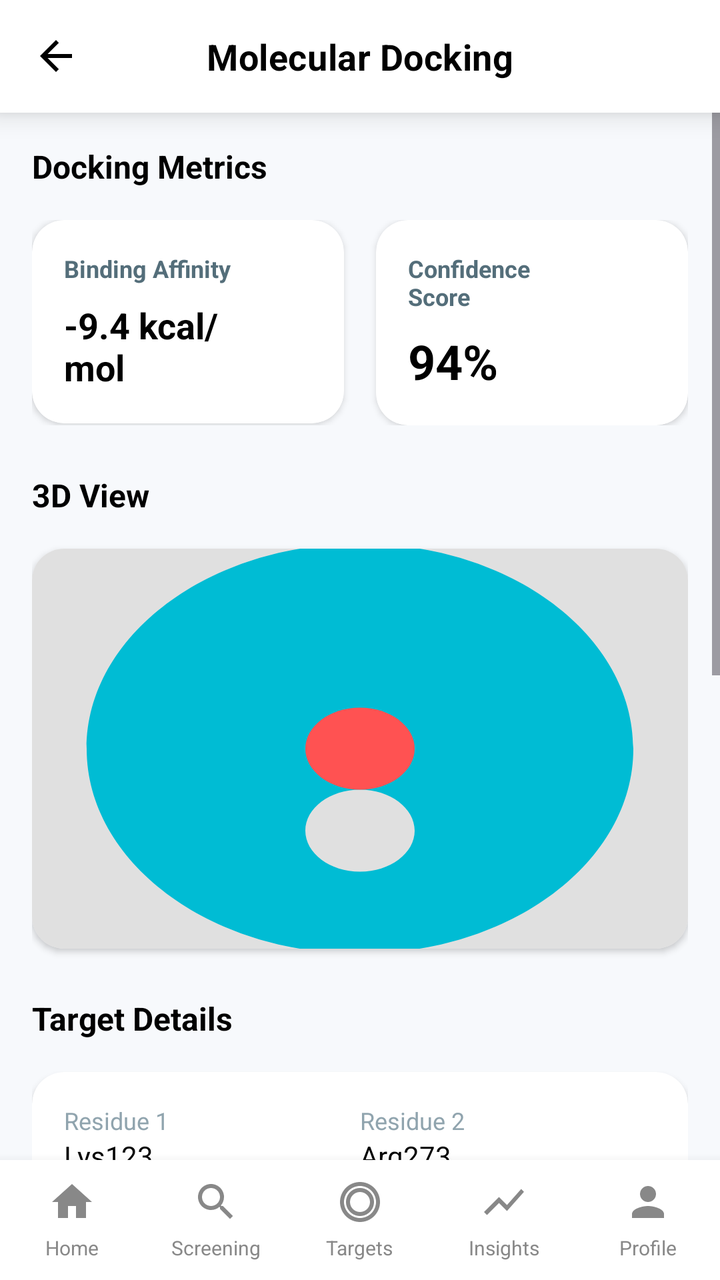
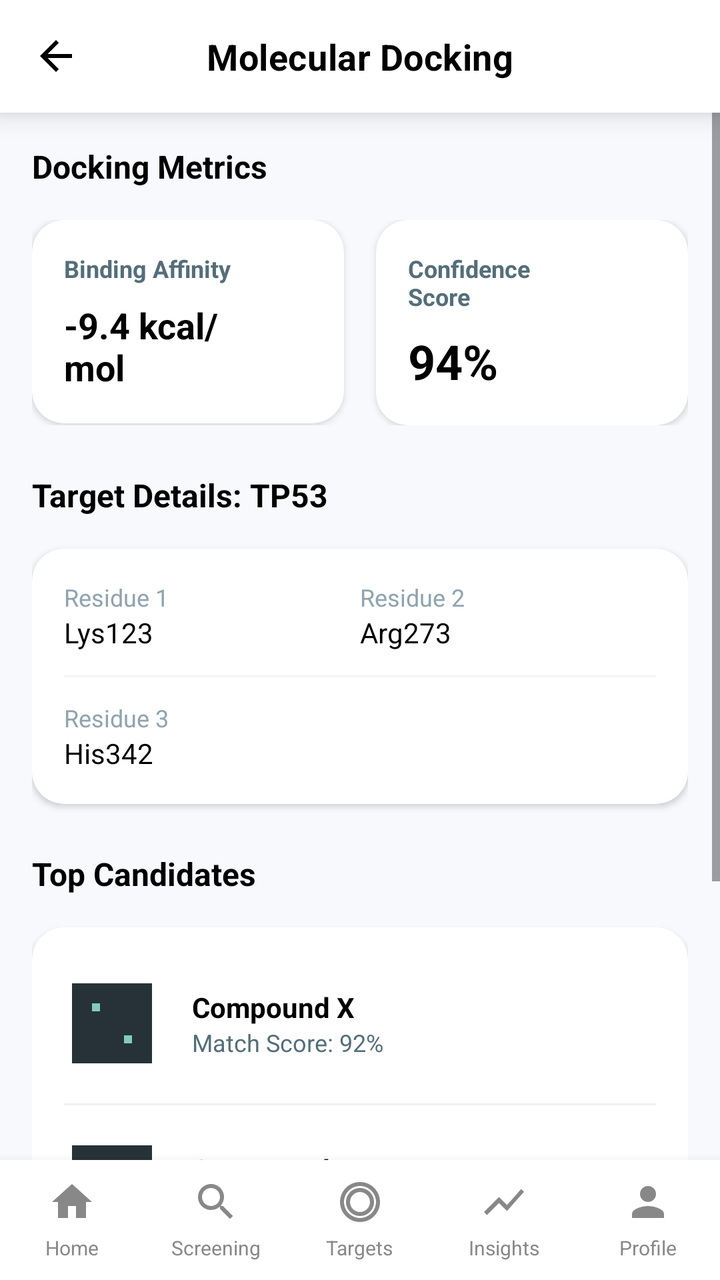

Two renders of the same Android screen: before a commit and after it. Below are the layout's source before the change and the commit's diff.
<!-- AndroidManifest.xml: application theme Theme.OvaDrugX -->
<!-- res/layout/activity_molecular_docking.xml -->
<?xml version="1.0" encoding="utf-8"?>
<androidx.constraintlayout.widget.ConstraintLayout xmlns:android="http://schemas.android.com/apk/res/android"
    xmlns:app="http://schemas.android.com/apk/res-auto"
    xmlns:tools="http://schemas.android.com/tools"
    android:layout_width="match_parent"
    android:layout_height="match_parent"
    android:background="@color/premium_light_bg"
    tools:context=".MolecularDockingActivity">

    
    <androidx.cardview.widget.CardView
        android:id="@+id/header"
        android:layout_width="match_parent"
        android:layout_height="wrap_content"
        app:cardBackgroundColor="@color/white"
        app:cardCornerRadius="0dp"
        app:cardElevation="8dp"
        app:layout_constraintTop_toTopOf="parent">

        <LinearLayout
            android:layout_width="match_parent"
            android:layout_height="wrap_content"
            android:orientation="horizontal"
            android:gravity="center_vertical"
            android:padding="16dp">

            <ImageView
                android:id="@+id/btn_back"
                android:layout_width="24dp"
                android:layout_height="24dp"
                android:src="@drawable/ic_arrow_back"
                app:tint="@color/black"
                android:clickable="true"
                android:focusable="true" 
                android:background="?attr/selectableItemBackgroundBorderless"/>

            <TextView
                android:layout_width="0dp"
                android:layout_height="wrap_content"
                android:layout_weight="1"
                android:text="Molecular Docking"
                android:textColor="@color/black"
                android:textSize="18sp"
                android:textStyle="bold"
                android:letterSpacing="0.01"
                android:gravity="center"
                android:layout_marginEnd="24dp"/>
        </LinearLayout>
    </androidx.cardview.widget.CardView>

    <ScrollView
        android:layout_width="match_parent"
        android:layout_height="0dp"
        app:layout_constraintBottom_toTopOf="@id/bottom_nav"
        app:layout_constraintTop_toBottomOf="@id/header">

        <LinearLayout
            android:layout_width="match_parent"
            android:layout_height="wrap_content"
            android:orientation="vertical"
            android:padding="16dp">

            <TextView
                android:layout_width="wrap_content"
                android:layout_height="wrap_content"
                android:text="Docking Metrics"
                android:textColor="@color/black"
                android:textSize="16sp"
                android:textStyle="bold" />

            
            <LinearLayout
                android:layout_width="match_parent"
                android:layout_height="wrap_content"
                android:layout_marginTop="16dp"
                android:orientation="horizontal">

                
                <androidx.cardview.widget.CardView
                    android:layout_width="0dp"
                    android:layout_height="wrap_content"
                    android:layout_weight="1"
                    android:layout_marginEnd="8dp"
                    app:cardCornerRadius="16dp"
                    app:cardElevation="2dp"
                    app:cardBackgroundColor="@color/white">

                    <LinearLayout
                        android:layout_width="match_parent"
                        android:layout_height="wrap_content"
                        android:orientation="vertical"
                        android:padding="16dp">

                        <TextView
                            android:layout_width="wrap_content"
                            android:layout_height="wrap_content"
                            android:text="Binding Affinity"
                            android:textColor="#546E7A"
                            android:textSize="12sp"
                            android:textStyle="bold"/>

                        <TextView
                            android:layout_width="wrap_content"
                            android:layout_height="wrap_content"
                            android:layout_marginTop="8dp"
                            android:text="-9.4 kcal/\nmol"
                            android:textColor="@color/black"
                            android:textSize="18sp"
                            android:textStyle="bold" />
                    </LinearLayout>
                </androidx.cardview.widget.CardView>

                
                <androidx.cardview.widget.CardView
                    android:layout_width="0dp"
                    android:layout_height="wrap_content"
                    android:layout_weight="1"
                    android:layout_marginStart="8dp"
                    app:cardCornerRadius="16dp"
                    app:cardElevation="2dp"
                    app:cardBackgroundColor="@color/white">

                    <LinearLayout
                        android:layout_width="match_parent"
                        android:layout_height="wrap_content"
                        android:orientation="vertical"
                        android:padding="16dp">

                        <TextView
                            android:layout_width="wrap_content"
                            android:layout_height="wrap_content"
                            android:text="Confidence\nScore"
                            android:textColor="#546E7A"
                            android:textSize="12sp"
                            android:textStyle="bold"/>

                        <TextView
                            android:layout_width="wrap_content"
                            android:layout_height="wrap_content"
                            android:layout_marginTop="8dp"
                            android:text="94%"
                            android:textColor="@color/black"
                            android:textSize="24sp"
                            android:textStyle="bold" />
                    </LinearLayout>
                </androidx.cardview.widget.CardView>
            </LinearLayout>

            <TextView
                android:layout_width="wrap_content"
                android:layout_height="wrap_content"
                android:layout_marginTop="24dp"
                android:text="3D View"
                android:textColor="@color/black"
                android:textSize="16sp"
                android:textStyle="bold" />

            
            <androidx.cardview.widget.CardView
                android:layout_width="match_parent"
                android:layout_height="wrap_content"
                android:layout_marginTop="16dp"
                app:cardCornerRadius="16dp"
                app:cardElevation="2dp"
                app:cardBackgroundColor="@color/white">
                
                <ImageView
                    android:layout_width="match_parent"
                    android:layout_height="200dp"
                    android:scaleType="centerCrop"
                    android:src="@drawable/img_protein_structure"
                    android:background="#E0E0E0"/>
            </androidx.cardview.widget.CardView>

            <TextView
                android:layout_width="wrap_content"
                android:layout_height="wrap_content"
                android:layout_marginTop="24dp"
                android:text="Target Details"
                android:textColor="@color/black"
                android:textSize="16sp"
                android:textStyle="bold" />
            
            <androidx.cardview.widget.CardView
                android:layout_width="match_parent"
                android:layout_height="wrap_content"
                android:layout_marginTop="16dp"
                app:cardCornerRadius="16dp"
                app:cardElevation="2dp"
                app:cardBackgroundColor="@color/white">

                <LinearLayout
                    android:layout_width="match_parent"
                    android:layout_height="wrap_content"
                    android:orientation="vertical"
                    android:padding="16dp">

                    <LinearLayout
                        android:layout_width="match_parent"
                        android:layout_height="wrap_content"
                        android:orientation="horizontal">
                        
                        <LinearLayout
                            android:layout_width="0dp"
                            android:layout_weight="1"
                            android:layout_height="wrap_content"
                            android:orientation="vertical">
                            <TextView
                                android:layout_width="wrap_content"
                                android:layout_height="wrap_content"
                                android:text="Residue 1"
                                android:textColor="#90A4AE"
                                android:textSize="12sp"/>
                             <TextView
                                android:layout_width="wrap_content"
                                android:layout_height="wrap_content"
                                android:text="Lys123"
                                android:textColor="@color/black"
                                android:textSize="14sp"/>
                        </LinearLayout>

                        <LinearLayout
                            android:layout_width="0dp"
                            android:layout_weight="1"
                            android:layout_height="wrap_content"
                            android:orientation="vertical">
                            <TextView
                                android:layout_width="wrap_content"
                                android:layout_height="wrap_content"
                                android:text="Residue 2"
                                android:textColor="#90A4AE"
                                android:textSize="12sp"/>
                             <TextView
                                android:layout_width="wrap_content"
                                android:layout_height="wrap_content"
                                android:text="Arg273"
                                android:textColor="@color/black"
                                android:textSize="14sp"/>
                        </LinearLayout>
                    </LinearLayout>
                    
                    <View
                        android:layout_width="match_parent"
                        android:layout_height="1dp"
                        android:layout_marginVertical="12dp"
                        android:background="#F5F5F5"/>

                     <LinearLayout
                        android:layout_width="match_parent"
                        android:layout_height="wrap_content"
                        android:orientation="horizontal">
                        
                        <LinearLayout
                            android:layout_width="0dp"
                            android:layout_weight="1"
                            android:layout_height="wrap_content"
                            android:orientation="vertical">
                            <TextView
                                android:layout_width="wrap_content"
                                android:layout_height="wrap_content"
                                android:text="Residue 3"
                                android:textColor="#90A4AE"
                                android:textSize="12sp"/>
                             <TextView
                                android:layout_width="wrap_content"
                                android:layout_height="wrap_content"
                                android:text="His342"
                                android:textColor="@color/black"
                                android:textSize="14sp"/>
                        </LinearLayout>
                    </LinearLayout>
                </LinearLayout>
            </androidx.cardview.widget.CardView>

            <TextView
                android:layout_width="wrap_content"
                android:layout_height="wrap_content"
                android:layout_marginTop="24dp"
                android:text="Top Candidates"
                android:textColor="@color/black"
                android:textSize="16sp"
                android:textStyle="bold" />

            
             <androidx.cardview.widget.CardView
                android:layout_width="match_parent"
                android:layout_height="wrap_content"
                android:layout_marginTop="16dp"
                android:layout_marginBottom="32dp"
                app:cardCornerRadius="16dp"
                app:cardElevation="2dp"
                app:cardBackgroundColor="@color/white">

                <LinearLayout
                    android:layout_width="match_parent"
                    android:layout_height="wrap_content"
                    android:orientation="vertical"
                    android:padding="16dp">

                    
                    <LinearLayout
                        android:id="@+id/card_candidate_1"
                        android:layout_width="match_parent"
                        android:layout_height="wrap_content"
                        android:orientation="horizontal"
                        android:gravity="center_vertical"
                        android:paddingVertical="8dp">
                        
                        <ImageView
                            android:layout_width="48dp"
                            android:layout_height="48dp"
                            android:src="@drawable/img_compound_dark_x"
                            app:shapeAppearanceOverlay="@style/ShapeAppearanceOverlay.App.CornerSize10Percent"/>
                        
                        <LinearLayout
                            android:layout_width="match_parent"
                            android:layout_height="wrap_content"
                            android:layout_marginStart="16dp"
                            android:orientation="vertical">
                            <TextView
                                android:layout_width="wrap_content"
                                android:layout_height="wrap_content"
                                android:text="Compound X"
                                android:textColor="@color/black"
                                android:textStyle="bold"
                                android:textSize="14sp"/>
                             <TextView
                                android:layout_width="wrap_content"
                                android:layout_height="wrap_content"
                                android:text="Candidate 1"
                                android:textColor="#546E7A"
                                android:textSize="12sp"/>
                        </LinearLayout>
                    </LinearLayout>
                    
                    <View android:layout_width="match_parent" android:layout_height="1dp" android:background="#F0F0F0" android:layout_marginVertical="8dp"/>

                    
                    <LinearLayout
                        android:id="@+id/card_candidate_2"
                        android:layout_width="match_parent"
                        android:layout_height="wrap_content"
                        android:orientation="horizontal"
                        android:gravity="center_vertical"
                        android:paddingVertical="8dp">
                        
                        <ImageView
                            android:layout_width="48dp"
                            android:layout_height="48dp"
                            android:src="@drawable/img_compound_dark_y"
                            app:shapeAppearanceOverlay="@style/ShapeAppearanceOverlay.App.CornerSize10Percent"/>
                        
                        <LinearLayout
                            android:layout_width="match_parent"
                            android:layout_height="wrap_content"
                            android:layout_marginStart="16dp"
                            android:orientation="vertical">
                            <TextView
                                android:layout_width="wrap_content"
                                android:layout_height="wrap_content"
                                android:text="Compound Y"
                                android:textColor="@color/black"
                                android:textStyle="bold"
                                android:textSize="14sp"/>
                             <TextView
                                android:layout_width="wrap_content"
                                android:layout_height="wrap_content"
                                android:text="Candidate 2"
                                android:textColor="#546E7A"
                                android:textSize="12sp"/>
                        </LinearLayout>
                    </LinearLayout>
                    
                    <View android:layout_width="match_parent" android:layout_height="1dp" android:background="#F0F0F0" android:layout_marginVertical="8dp"/>

                    
                    <LinearLayout
                        android:id="@+id/card_candidate_3"
                        android:layout_width="match_parent"
                        android:layout_height="wrap_content"
                        android:orientation="horizontal"
                        android:gravity="center_vertical"
                        android:paddingVertical="8dp">
                        
                        <ImageView
                            android:layout_width="48dp"
                            android:layout_height="48dp"
                            android:src="@drawable/img_compound_dark_z"
                            app:shapeAppearanceOverlay="@style/ShapeAppearanceOverlay.App.CornerSize10Percent"/>
                        
                        <LinearLayout
                            android:layout_width="match_parent"
                            android:layout_height="wrap_content"
                            android:layout_marginStart="16dp"
                            android:orientation="vertical">
                            <TextView
                                android:layout_width="wrap_content"
                                android:layout_height="wrap_content"
                                android:text="Compound Z"
                                android:textColor="@color/black"
                                android:textStyle="bold"
                                android:textSize="14sp"/>
                             <TextView
                                android:layout_width="wrap_content"
                                android:layout_height="wrap_content"
                                android:text="Candidate 3"
                                android:textColor="#546E7A"
                                android:textSize="12sp"/>
                        </LinearLayout>
                    </LinearLayout>

                </LinearLayout>
            </androidx.cardview.widget.CardView>

        </LinearLayout>
    </ScrollView>

    
    <LinearLayout
        android:id="@+id/bottom_nav"
        android:layout_width="match_parent"
        android:layout_height="60dp"
        android:background="#FFFFFF"
        android:elevation="8dp"
        android:gravity="center_vertical"
        android:orientation="horizontal"
        app:layout_constraintBottom_toBottomOf="parent">

        <LinearLayout
            android:id="@+id/nav_home"
            android:layout_width="0dp"
            android:layout_height="wrap_content"
            android:layout_weight="1"
            android:gravity="center"
            android:orientation="vertical"
            android:clickable="true"
            android:focusable="true">

            <ImageView
                android:layout_width="24dp"
                android:layout_height="24dp"
                android:src="@drawable/ic_home"
                app:tint="@color/text_secondary" />

            <TextView
                android:layout_width="wrap_content"
                android:layout_height="wrap_content"
                android:layout_marginTop="4dp"
                android:text="Home"
                android:textColor="@color/text_secondary"
                android:textSize="10sp" />
        </LinearLayout>

        <LinearLayout
            android:id="@+id/nav_screening"
            android:layout_width="0dp"
            android:layout_height="wrap_content"
            android:layout_weight="1"
            android:gravity="center"
            android:orientation="vertical"
            android:clickable="true"
            android:focusable="true">

            <ImageView
                android:layout_width="24dp"
                android:layout_height="24dp"
                android:src="@drawable/ic_search"
                app:tint="@color/text_secondary" />

            <TextView
                android:layout_width="wrap_content"
                android:layout_height="wrap_content"
                android:layout_marginTop="4dp"
                android:text="Screening"
                android:textColor="@color/text_secondary"
                android:textSize="10sp" />
        </LinearLayout>

        <LinearLayout
            android:id="@+id/nav_targets"
            android:layout_width="0dp"
            android:layout_height="wrap_content"
            android:layout_weight="1"
            android:gravity="center"
            android:orientation="vertical"
            android:clickable="true"
            android:focusable="true">

            <ImageView
                android:layout_width="24dp"
                android:layout_height="24dp"
                android:src="@drawable/ic_target"
                app:tint="@color/text_secondary" />

            <TextView
                android:layout_width="wrap_content"
                android:layout_height="wrap_content"
                android:layout_marginTop="4dp"
                android:text="Targets"
                android:textColor="@color/text_secondary"
                android:textSize="10sp" />
        </LinearLayout>

        <LinearLayout
            android:id="@+id/nav_insights"
            android:layout_width="0dp"
            android:layout_height="wrap_content"
            android:layout_weight="1"
            android:gravity="center"
            android:orientation="vertical"
            android:clickable="true"
            android:focusable="true">

            <ImageView
                android:layout_width="24dp"
                android:layout_height="24dp"
                android:src="@drawable/ic_insights"
                app:tint="@color/text_secondary" />

            <TextView
                android:layout_width="wrap_content"
                android:layout_height="wrap_content"
                android:layout_marginTop="4dp"
                android:text="Insights"
                android:textColor="@color/text_secondary"
                android:textSize="10sp" />
        </LinearLayout>

        <LinearLayout
            android:id="@+id/nav_profile"
            android:layout_width="0dp"
            android:layout_height="wrap_content"
            android:layout_weight="1"
            android:gravity="center"
            android:orientation="vertical"
            android:clickable="true"
            android:focusable="true">

            <ImageView
                android:layout_width="24dp"
                android:layout_height="24dp"
                android:src="@drawable/ic_profile"
                app:tint="@color/text_secondary" />

            <TextView
                android:layout_width="wrap_content"
                android:layout_height="wrap_content"
                android:layout_marginTop="4dp"
                android:text="Profile"
                android:textColor="@color/text_secondary"
                android:textSize="10sp" />
        </LinearLayout>
    </LinearLayout>

</androidx.constraintlayout.widget.ConstraintLayout>
<!-- resources referenced by this layout -->
<resources>
  <color name="black">#FF000000</color>
  <color name="premium_light_bg">#F7F9FC</color>
  <color name="text_secondary">#888888</color>
  <color name="white">#FFFFFFFF</color>
  <!-- drawable ic_arrow_back (drawable) -->
  <vector xmlns:android="http://schemas.android.com/apk/res/android"
      android:width="24dp"
      android:height="24dp"
      android:viewportWidth="24"
      android:viewportHeight="24">
      <path
          android:fillColor="#FF000000"
          android:pathData="M20,11H7.83l5.59,-5.59L12,4l-8,8 8,8 1.41,-1.41L7.83,13H20v-2z" />
  </vector>
  <!-- drawable ic_home (drawable) -->
  <vector xmlns:android="http://schemas.android.com/apk/res/android"
      android:width="24dp"
      android:height="24dp"
      android:viewportWidth="24"
      android:viewportHeight="24">
      <path
          android:fillColor="#FF000000"
          android:pathData="M10,20v-6h4v6h5v-8h3L12,3 2,12h3v8z" />
  </vector>
  <!-- drawable ic_insights (drawable) -->
  <vector xmlns:android="http://schemas.android.com/apk/res/android"
      android:width="24dp"
      android:height="24dp"
      android:viewportWidth="24"
      android:viewportHeight="24">
      <path
          android:fillColor="#FF000000"
          android:pathData="M3.5,18.49l6,-6.01 4,4L22,6.92l-1.41,-1.41 -7.09,7.97 -4,-4L2,16.99z" />
  </vector>
  <!-- drawable img_protein_structure (drawable) -->
  <?xml version="1.0" encoding="utf-8"?>
  <vector xmlns:android="http://schemas.android.com/apk/res/android"
      android:width="400dp"
      android:height="300dp"
      android:viewportWidth="24"
      android:viewportHeight="24">
      <path
          android:fillColor="#00BCD4"
          android:pathData="M12,2C6.48,2 2,6.48 2,12s4.48,10 10,10 10,-4.48 10,-10S17.52,2 12,2zM12,18c-1.1,0 -2,-0.9 -2,-2s0.9,-2 2,-2 2,0.9 2,2 -0.9,2 -2,2z" />
      <path 
          android:fillColor="#FF5252"
          android:pathData="M12,10c-1.1,0 -2,0.9 -2,2s0.9,2 2,2 2,-0.9 2,-2 -0.9,-2 -2,-2z"/>
  </vector>
  <style name="ShapeAppearanceOverlay.App.CornerSize10Percent" parent="">
          <item name="cornerSize">10%</item>
      </style>
  <style name="Base.Theme.OvaDrugX" parent="Theme.Material3.DayNight.NoActionBar">
          
          
          <item name="android:windowBackground">@drawable/page_background</item>
          <item name="android:colorBackground">@android:color/transparent</item>
      </style>
  <style name="TextAppearance.App.HeadlineMedium" parent="TextAppearance.Material3.HeadlineMedium">
          <item name="android:textStyle">bold</item>
          <item name="android:letterSpacing">0.02</item>
      </style>
  <style name="TextAppearance.App.TitleLarge" parent="TextAppearance.Material3.TitleLarge">
          <item name="android:textStyle">bold</item>
          <item name="android:letterSpacing">0.02</item>
      </style>
  <style name="TextAppearance.App.TitleMedium" parent="TextAppearance.Material3.TitleMedium">
          <item name="android:textStyle">bold</item>
      </style>
  <style name="TextAppearance.App.BodyLarge" parent="TextAppearance.Material3.BodyLarge">
          <item name="android:textColor">@color/text_dark</item>
      </style>
  <style name="TextAppearance.App.BodyMedium" parent="TextAppearance.Material3.BodyMedium">
          <item name="android:textColor">@color/text_secondary</item>
      </style>
  <style name="TextAppearance.App.LabelSmall" parent="TextAppearance.Material3.LabelSmall">
          <item name="android:textStyle">bold</item>
          <item name="android:textAllCaps">true</item>
      </style>
  <!-- drawable page_background (drawable) -->
  <?xml version="1.0" encoding="utf-8"?>
  <shape xmlns:android="http://schemas.android.com/apk/res/android">
      <solid android:color="@color/premium_light_bg"/>
  </shape>
  <color name="text_dark">#212121</color>
  <!-- unchanged entries left out for length: 7 -->
</resources>

<!-- the commit's change to res/layout/activity_molecular_docking.xml (unified diff, before → after) -->
@@ -100,6 +100,7 @@
                             android:textStyle="bold"/>
 
                         <TextView
+                            android:id="@+id/tv_metrics_affinity"
                             android:layout_width="wrap_content"
                             android:layout_height="wrap_content"
                             android:layout_marginTop="8dp"
@@ -135,6 +136,7 @@
                             android:textStyle="bold"/>
 
                         <TextView
+                            android:id="@+id/tv_metrics_confidence"
                             android:layout_width="wrap_content"
                             android:layout_height="wrap_content"
                             android:layout_marginTop="8dp"
@@ -146,37 +148,13 @@
                 </androidx.cardview.widget.CardView>
             </LinearLayout>
 
-            <TextView
+
+            <TextView
+                android:id="@+id/tv_target_details_title"
                 android:layout_width="wrap_content"
                 android:layout_height="wrap_content"
                 android:layout_marginTop="24dp"
-                android:text="3D View"
-                android:textColor="@color/black"
-                android:textSize="16sp"
-                android:textStyle="bold" />
-
-            
-            <androidx.cardview.widget.CardView
-                android:layout_width="match_parent"
-                android:layout_height="wrap_content"
-                android:layout_marginTop="16dp"
-                app:cardCornerRadius="16dp"
-                app:cardElevation="2dp"
-                app:cardBackgroundColor="@color/white">
-                
-                <ImageView
-                    android:layout_width="match_parent"
-                    android:layout_height="200dp"
-                    android:scaleType="centerCrop"
-                    android:src="@drawable/img_protein_structure"
-                    android:background="#E0E0E0"/>
-            </androidx.cardview.widget.CardView>
-
-            <TextView
-                android:layout_width="wrap_content"
-                android:layout_height="wrap_content"
-                android:layout_marginTop="24dp"
-                android:text="Target Details"
+                android:text="Target Details: TP53"
                 android:textColor="@color/black"
                 android:textSize="16sp"
                 android:textStyle="bold" />
@@ -212,6 +190,7 @@
                                 android:textColor="#90A4AE"
                                 android:textSize="12sp"/>
                              <TextView
+                                android:id="@+id/tv_residue1_name"
                                 android:layout_width="wrap_content"
                                 android:layout_height="wrap_content"
                                 android:text="Lys123"
@@ -231,6 +210,7 @@
                                 android:textColor="#90A4AE"
                                 android:textSize="12sp"/>
                              <TextView
+                                android:id="@+id/tv_residue2_name"
                                 android:layout_width="wrap_content"
                                 android:layout_height="wrap_content"
                                 android:text="Arg273"
@@ -262,6 +242,7 @@
                                 android:textColor="#90A4AE"
                                 android:textSize="12sp"/>
                              <TextView
+                                android:id="@+id/tv_residue3_name"
                                 android:layout_width="wrap_content"
                                 android:layout_height="wrap_content"
                                 android:text="His342"
@@ -318,6 +299,7 @@
                             android:layout_marginStart="16dp"
                             android:orientation="vertical">
                             <TextView
+                                android:id="@+id/tv_candidate_1_name"
                                 android:layout_width="wrap_content"
                                 android:layout_height="wrap_content"
                                 android:text="Compound X"
@@ -325,9 +307,10 @@
                                 android:textStyle="bold"
                                 android:textSize="14sp"/>
                              <TextView
-                                android:layout_width="wrap_content"
-                                android:layout_height="wrap_content"
-                                android:text="Candidate 1"
+                                android:id="@+id/tv_candidate_1_score"
+                                android:layout_width="wrap_content"
+                                android:layout_height="wrap_content"
+                                android:text="Match Score: 92%"
                                 android:textColor="#546E7A"
                                 android:textSize="12sp"/>
                         </LinearLayout>
<!-- resource entries referenced after the edit -->
@@ -33,20 +33,6 @@
       <path
           android:fillColor="#FF000000"
           android:pathData="M3.5,18.49l6,-6.01 4,4L22,6.92l-1.41,-1.41 -7.09,7.97 -4,-4L2,16.99z" />
-  </vector>
-  <!-- drawable img_protein_structure (drawable) -->
-  <?xml version="1.0" encoding="utf-8"?>
-  <vector xmlns:android="http://schemas.android.com/apk/res/android"
-      android:width="400dp"
-      android:height="300dp"
-      android:viewportWidth="24"
-      android:viewportHeight="24">
-      <path
-          android:fillColor="#00BCD4"
-          android:pathData="M12,2C6.48,2 2,6.48 2,12s4.48,10 10,10 10,-4.48 10,-10S17.52,2 12,2zM12,18c-1.1,0 -2,-0.9 -2,-2s0.9,-2 2,-2 2,0.9 2,2 -0.9,2 -2,2z" />
-      <path 
-          android:fillColor="#FF5252"
-          android:pathData="M12,10c-1.1,0 -2,0.9 -2,2s0.9,2 2,2 2,-0.9 2,-2 -0.9,-2 -2,-2z"/>
   </vector>
   <style name="ShapeAppearanceOverlay.App.CornerSize10Percent" parent="">
           <item name="cornerSize">10%</item>
